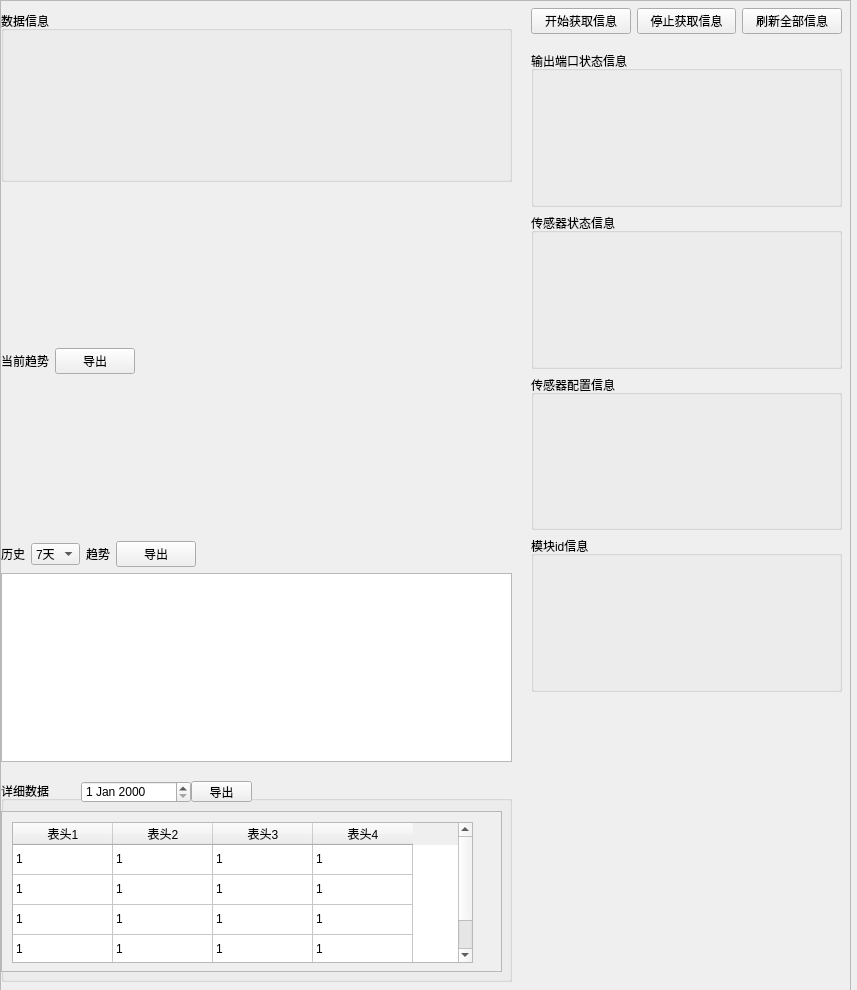
Before: the Qt Designer form ui/customize_ui/tab/tab2_tab0.ui in 2950067210dqy/pyqt6_project, drawn with Qt 5.
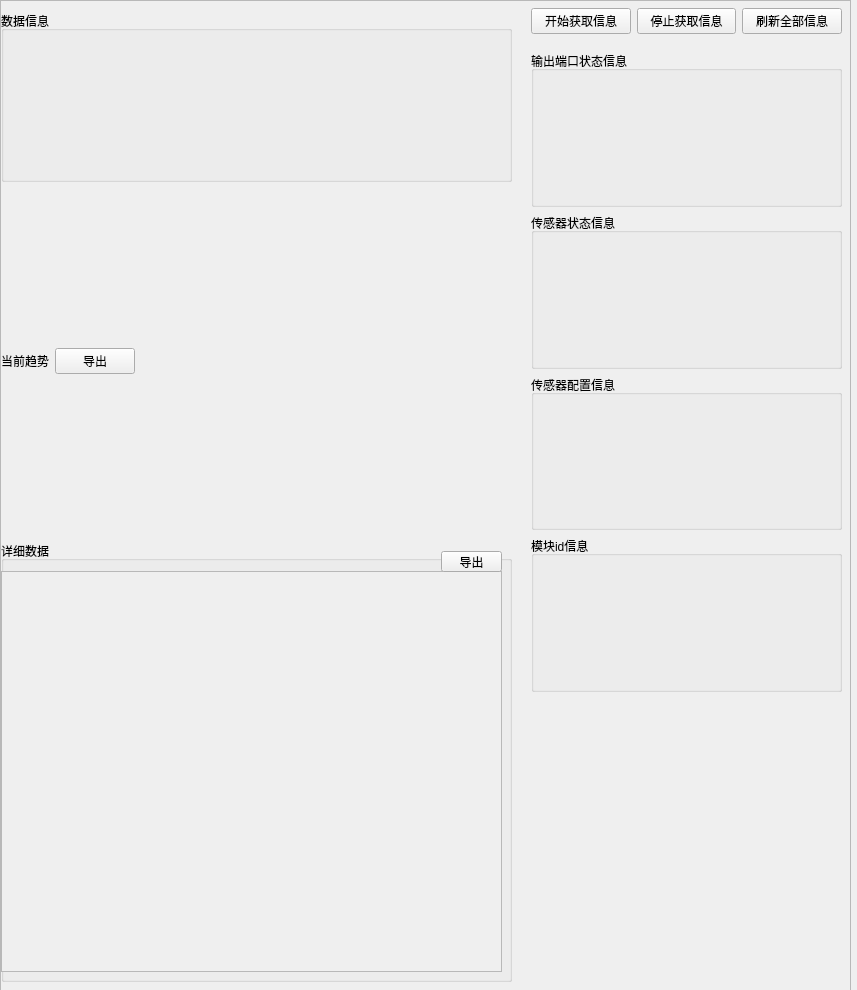
After: the same form once the commit is applied.

Commit message: 3.4.7  折线图完成，还有一点bug，创建表格table

Patch:
```diff
--- a/ui/customize_ui/tab/tab2_tab0.ui
+++ b/ui/customize_ui/tab/tab2_tab0.ui
@@ -56,104 +56,18 @@
          </item>
         </layout>
        </widget>
-       <widget class="QWidget" name="verticalLayoutWidget_7">
+       <widget class="QWidget" name="verticalLayoutWidget_8">
         <property name="geometry">
          <rect>
           <x>0</x>
           <y>540</y>
           <width>511</width>
-          <height>221</height>
+          <height>441</height>
          </rect>
         </property>
         <layout class="QVBoxLayout" name="verticalLayout">
-         <property name="topMargin">
-          <number>0</number>
-         </property>
          <item>
-          <layout class="QHBoxLayout" name="horizontalLayout_5">
-           <item>
-            <widget class="QLabel" name="history_label1_2">
-             <property name="text">
-              <string>历史</string>
-             </property>
-            </widget>
-           </item>
-           <item>
-            <widget class="QComboBox" name="history_combox_2">
-             <item>
-              <property name="text">
-               <string>7天</string>
-              </property>
-             </item>
-             <item>
-              <property name="text">
-               <string>3天</string>
-              </property>
-             </item>
-             <item>
-              <property name="text">
-               <string>1天</string>
-              </property>
-             </item>
-            </widget>
-           </item>
-           <item>
-            <widget class="QLabel" name="history_label2_2">
-             <property name="text">
-              <string>趋势</string>
-             </property>
-            </widget>
-           </item>
-           <item>
-            <widget class="QPushButton" name="export_history_btn_2">
-             <property name="text">
-              <string>导出</string>
-             </property>
-            </widget>
-           </item>
-           <item>
-            <spacer name="horizontalSpacer">
-             <property name="orientation">
-              <enum>Qt::Horizontal</enum>
-             </property>
-             <property name="sizeType">
-              <enum>QSizePolicy::Expanding</enum>
-             </property>
-             <property name="sizeHint" stdset="0">
-              <size>
-               <width>40</width>
-               <height>20</height>
-              </size>
-             </property>
-            </spacer>
-           </item>
-          </layout>
-         </item>
-         <item>
-          <layout class="QHBoxLayout" name="horizontalLayout_4">
-           <item>
-            <widget class="QGraphicsView" name="history_charts_2">
-             <property name="styleSheet">
-              <string notr="true"/>
-             </property>
-            </widget>
-           </item>
-          </layout>
-         </item>
-        </layout>
-       </widget>
-       <widget class="QWidget" name="verticalLayoutWidget_8">
-        <property name="geometry">
-         <rect>
-          <x>0</x>
-          <y>780</y>
-          <width>511</width>
-          <height>201</height>
-         </rect>
-        </property>
-        <layout class="QVBoxLayout" name="verticalLayout_2">
-         <item>
-          <widget class="QGroupBox" name="detaildata_groupbox_2">
+          <widget class="QGroupBox" name="detaildata_groupbox">
            <property name="styleSheet">
             <string notr="true"/>
            </property>
@@ -163,13 +77,13 @@
            <property name="flat">
             <bool>false</bool>
            </property>
-           <widget class="QScrollArea" name="detaildata_scroll_2">
+           <widget class="QScrollArea" name="detaildata_scroll">
             <property name="geometry">
              <rect>
               <x>0</x>
               <y>30</y>
               <width>501</width>
-              <height>161</height>
+              <height>401</height>
              </rect>
             </property>
             <property name="widgetResizable">
@@ -181,177 +95,16 @@
                <x>0</x>
                <y>0</y>
                <width>499</width>
-               <height>159</height>
+               <height>399</height>
               </rect>
              </property>
-             <widget class="QTableWidget" name="detaildata_table_2">
-              <property name="geometry">
-               <rect>
-                <x>10</x>
-                <y>10</y>
-                <width>461</width>
-                <height>141</height>
-               </rect>
-              </property>
-              <property name="styleSheet">
-               <string notr="true"/>
-              </property>
-              <property name="selectionMode">
-               <enum>QAbstractItemView::NoSelection</enum>
-              </property>
-              <property name="selectionBehavior">
-               <enum>QAbstractItemView::SelectItems</enum>
-              </property>
-              <property name="sortingEnabled">
-               <bool>true</bool>
-              </property>
-              <attribute name="horizontalHeaderVisible">
-               <bool>true</bool>
-              </attribute>
-              <attribute name="horizontalHeaderHighlightSections">
-               <bool>true</bool>
-              </attribute>
-              <attribute name="verticalHeaderVisible">
-               <bool>false</bool>
-              </attribute>
-              <row>
-               <property name="text">
-                <string/>
-               </property>
-              </row>
-              <row>
-               <property name="text">
-                <string/>
-               </property>
-              </row>
-              <row>
-               <property name="text">
-                <string/>
-               </property>
-              </row>
-              <row>
-               <property name="text">
-                <string/>
-               </property>
-              </row>
-              <column>
-               <property name="text">
-                <string>表头1</string>
-               </property>
-              </column>
-              <column>
-               <property name="text">
-                <string>表头2</string>
-               </property>
-              </column>
-              <column>
-               <property name="text">
-                <string>表头3</string>
-               </property>
-              </column>
-              <column>
-               <property name="text">
-                <string>表头4</string>
-               </property>
-              </column>
-              <item row="0" column="0">
-               <property name="text">
-                <string>1</string>
-               </property>
-              </item>
-              <item row="0" column="1">
-               <property name="text">
-                <string>1</string>
-               </property>
-              </item>
-              <item row="0" column="2">
-               <property name="text">
-                <string>1</string>
-               </property>
-              </item>
-              <item row="0" column="3">
-               <property name="text">
-                <string>1</string>
-               </property>
-              </item>
-              <item row="1" column="0">
-               <property name="text">
-                <string>1</string>
-               </property>
-              </item>
-              <item row="1" column="1">
-               <property name="text">
-                <string>1</string>
-               </property>
-              </item>
-              <item row="1" column="2">
-               <property name="text">
-                <string>1</string>
-               </property>
-              </item>
-              <item row="1" column="3">
-               <property name="text">
-                <string>1</string>
-               </property>
-              </item>
-              <item row="2" column="0">
-               <property name="text">
-                <string>1</string>
-               </property>
-              </item>
-              <item row="2" column="1">
-               <property name="text">
-                <string>1</string>
-               </property>
-              </item>
-              <item row="2" column="2">
-               <property name="text">
-                <string>1</string>
-               </property>
-              </item>
-              <item row="2" column="3">
-               <property name="text">
-                <string>1</string>
-               </property>
-              </item>
-              <item row="3" column="0">
-               <property name="text">
-                <string>1</string>
-               </property>
-              </item>
-              <item row="3" column="1">
-               <property name="text">
-                <string>1</string>
-               </property>
-              </item>
-              <item row="3" column="2">
-               <property name="text">
-                <string>1</string>
-               </property>
-              </item>
-              <item row="3" column="3">
-               <property name="text">
-                <string>1</string>
-               </property>
-              </item>
-             </widget>
             </widget>
            </widget>
-           <widget class="QDateEdit" name="detaildata_dateEdit_2">
+           <widget class="QPushButton" name="export_detaildata_btn">
             <property name="geometry">
              <rect>
-              <x>80</x>
-              <y>0</y>
-              <width>110</width>
-              <height>22</height>
-             </rect>
-            </property>
-           </widget>
-           <widget class="QPushButton" name="export_detaildata_btn_2">
-            <property name="geometry">
-             <rect>
-              <x>190</x>
-              <y>0</y>
+              <x>440</x>
+              <y>10</y>
               <width>61</width>
               <height>21</height>
              </rect>
```
Left out of the diff: 6 changed lines with no effect on the pictures. The commit also changes 25 other files.
